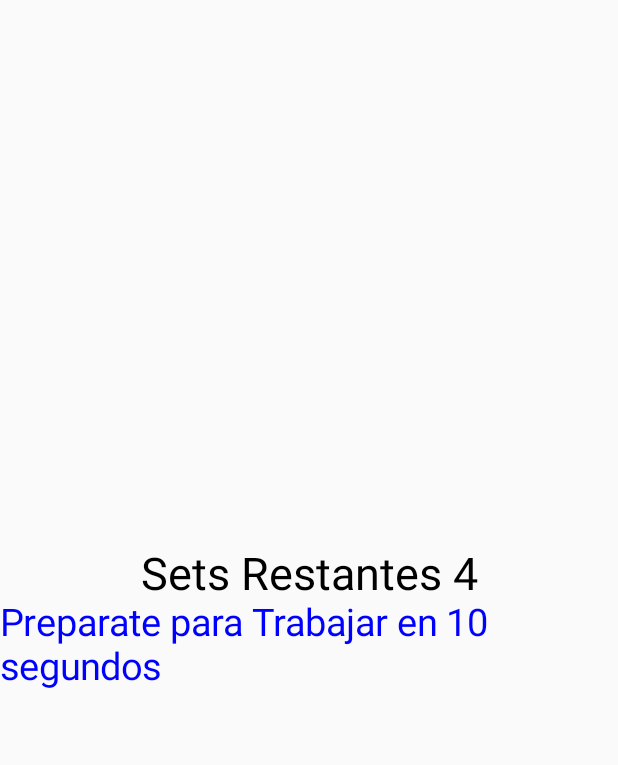
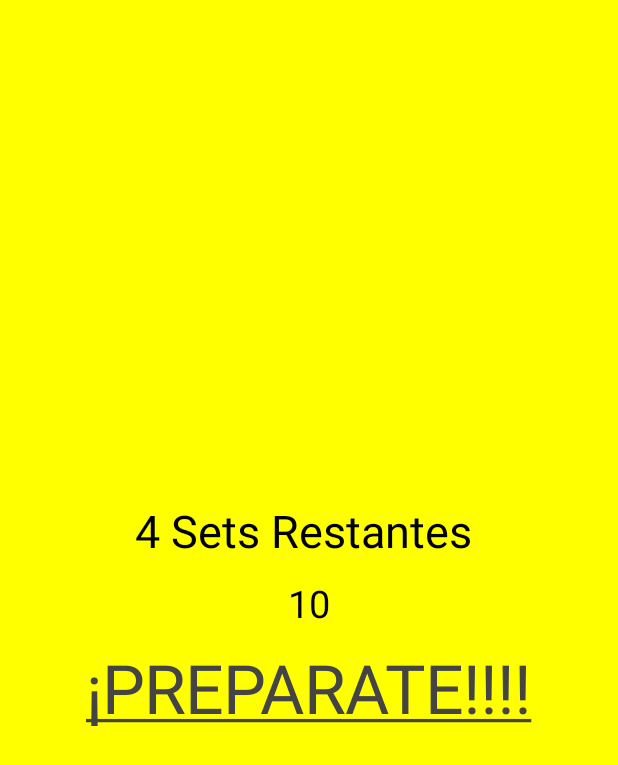
Before and after one commit to airamdl/hiitTimer, an Android app built with Jetpack Compose: the screen it shows after launch (MainActivity), after a tap on "Start Activity", on a phone screen of 412 x 824 dp. Shown: the top 765 px of the screen. Run offline under Robolectric (Android 15) with nearby library versions, the phone set to English and light mode, and no system bars.

Commit message:
backgrounds

```diff
--- a/app/src/main/java/com/example/contador/ScreenManager.kt
+++ b/app/src/main/java/com/example/contador/ScreenManager.kt
@@ -2,6 +2,7 @@ package com.example.contador
 
 import android.os.CountDownTimer
 import android.util.Log
+import androidx.compose.foundation.background
 import androidx.compose.foundation.layout.Arrangement
 import androidx.compose.foundation.layout.Column
 import androidx.compose.foundation.layout.Row
@@ -24,12 +25,15 @@ import androidx.compose.runtime.setValue
 import androidx.compose.ui.Alignment
 import androidx.compose.ui.Modifier
 import androidx.compose.ui.graphics.Color
+import androidx.compose.ui.text.style.TextDecoration
 import androidx.compose.ui.unit.dp
 import androidx.compose.ui.unit.sp
 import androidx.navigation.NavController
 import androidx.navigation.compose.NavHost
 import androidx.navigation.compose.composable
 import androidx.navigation.compose.rememberNavController
+import com.example.contador.ui.theme.*
+
 
 
 @Composable
@@ -82,7 +86,9 @@ fun Screen1(navController: NavController) {
     Column(
         Modifier
             .fillMaxSize()
+            .background(Color.LightGray)
             .padding(16.dp),
+
         horizontalAlignment = Alignment.CenterHorizontally,
         verticalArrangement = Arrangement.Center
     ) {
@@ -119,6 +125,13 @@ fun Screen1(navController: NavController) {
         ) {
             Text("Start Activity")
         })
+        Button(
+            onClick = {
+
+            }
+        ) {
+            Text("Save Presets")
+        }
 
 
     }
@@ -140,10 +153,16 @@ fun Screen2(navController: NavController, start: String?) {
     Column(
         horizontalAlignment = Alignment.CenterHorizontally,
         verticalArrangement = Arrangement.Center,
-        modifier = Modifier.fillMaxSize()
+        modifier =Modifier
+            .fillMaxSize()
+            .background(color = BackgroundScreen2)
+            .padding(10.dp)
     ) {
-        Text(text = "Sets Restantes $setsRemaining", fontSize = 30.sp)
-        Text(text = "Preparate para Trabajar en $prepareTime segundos", color = Color.Blue, fontSize = 25.sp)
+        Text(text = "$setsRemaining Sets Restantes ", fontSize = 30.sp)
+        Spacer(modifier = Modifier.height(16.dp))
+        Text("$prepareTime", fontSize = 25.sp)
+        Spacer(modifier = Modifier.height(16.dp))
+        Text(text = "¡PREPARATE!!!!", color = Color.DarkGray, fontSize = 45.sp, textDecoration = TextDecoration.Underline)
 
 
         if (prepareTime<=0) {
@@ -174,10 +193,13 @@ fun Screen3(navController: NavController, work: String?) {
     Column(
         horizontalAlignment = Alignment.CenterHorizontally,
         verticalArrangement = Arrangement.Center,
-        modifier = Modifier.fillMaxSize()
+        modifier = Modifier
+            .fillMaxSize()
+            .background(color = BackgroundScreen3)
     ) {
         val timeLeft = if (currentScreen == "work") workTime else restTime
-        Text(text = "Sets Restantes $setsRemaining", fontSize = 30.sp)
+        Text(text = "$setsRemaining Sets Restantes ", fontSize = 30.sp)
+        Spacer(modifier = Modifier.height(16.dp))
         Text(text = "Tiempo restante: $timeLeft segundos", color = Color.Blue, fontSize = 20.sp)
 
         Button(onClick = {
@@ -193,7 +215,7 @@ fun Screen3(navController: NavController, work: String?) {
                 if (currentScreen == "work") {
                     currentScreen = "work"
                     if (timeLeft<=0){
-                        navController.navigate("third_Screen")
+                        navController.navigate("fourth_Screen")
                     }
 
                 }
@@ -233,9 +255,12 @@ LaunchedEffect(Unit) {
     Column(
         horizontalAlignment = Alignment.CenterHorizontally,
         verticalArrangement = Arrangement.Center,
-        modifier = Modifier.fillMaxSize()
+        modifier = Modifier
+            .fillMaxSize()
+            .background(color = BackgroundScreen4)
     ) {
-        Text(text = "Sets Restantes $setsRemaining")
+        Text(text = "$setsRemaining Sets Restantes ", fontSize = 30.sp)
+        Spacer(modifier = Modifier.height(16.dp))
         Text(text = "Tiempo de Descanso + $restTime", color = Color.Blue)
 
 
--- a/app/src/main/java/com/example/contador/ui/theme/Color.kt
+++ b/app/src/main/java/com/example/contador/ui/theme/Color.kt
@@ -1,11 +1,13 @@
-package com.example.contador.ui.theme
+    package com.example.contador.ui.theme
 
 import androidx.compose.ui.graphics.Color
 
 val Purple80 = Color(0xFFD0BCFF)
 val PurpleGrey80 = Color(0xFFCCC2DC)
 val Pink80 = Color(0xFFEFB8C8)
-
+val BackgroundScreen2 = Color(0xffffff00)
+    val BackgroundScreen3 = Color(0xff00ff66)
+    val BackgroundScreen4 = Color(0xff00eeff)
 val Purple40 = Color(0xFF6650a4)
 val PurpleGrey40 = Color(0xFF625b71)
 val Pink40 = Color(0xFF7D5260)
```
